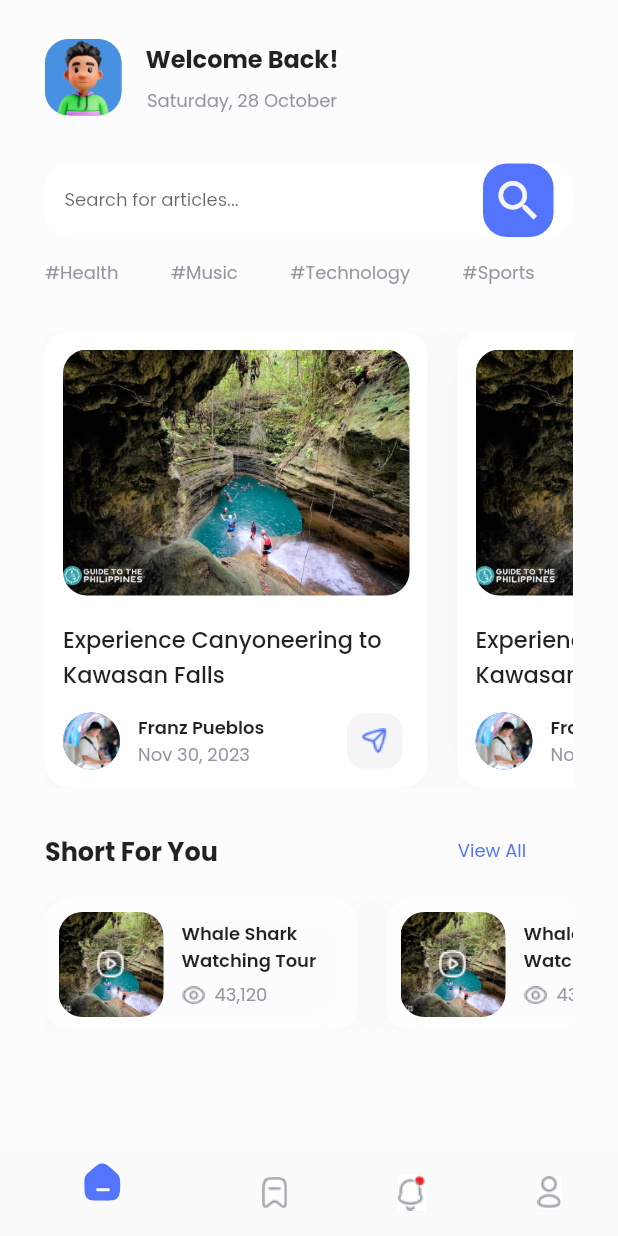
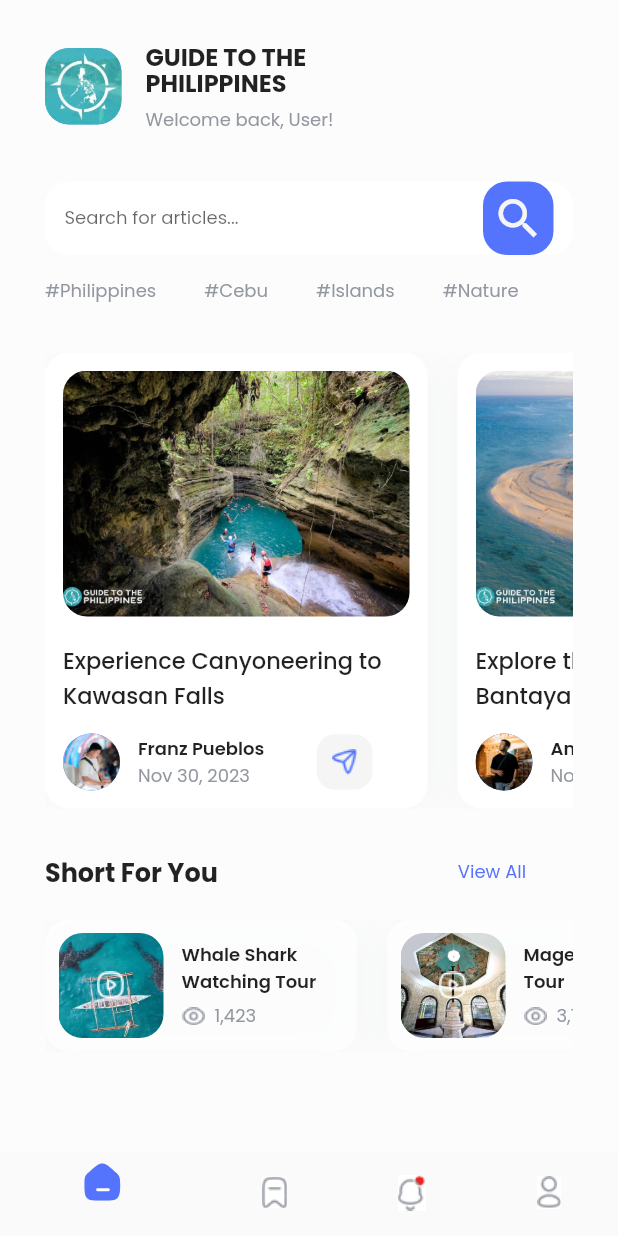
Before and after one commit to francheizko/flutter_midtermexam_travelnewsapp, a Flutter app: the screen it shows after launch, on a phone screen of 412 x 824 dp. Run offline on Flutter 3.47's test engine with Material 2 defaults, Android fonts, the phone set to English and light mode, and no system bars; our stand-ins replace flutter_svg, google_fonts.

Commit message:
home screen modifications

```diff
--- /dev/null
+++ b/lib/models/articledata.dart
@@ -0,0 +1,54 @@
+List<ArticleData> articles = [
+  ArticleData(
+    title: 'Experience Canyoneering to Kawasan Falls',
+    author: 'Franz Pueblos',
+    date: 'Nov 30, 2023',
+    image: 'assets/Experience-canyoneering.jpg',
+    authorimage: 'assets/Author-1.jpg',
+  ),
+  ArticleData(
+    title: 'Explore the Beaches of Bantayan Island',
+    author: 'Andrey Pueblos',
+    date: 'Nov 8, 2023',
+    image: 'assets/2-Bantayan-Island.jpg',
+    authorimage: 'assets/Author-2.jpg',
+  ),
+  ArticleData(
+    title: 'Discover the Vibrant Sumilon Island',
+    author: 'Francisko Nadela',
+    date: 'Nov 11, 2023',
+    image: 'assets/3-Sumilon Island.jpg',
+    authorimage: 'assets/Author-3.jpg',
+  ),
+  ArticleData(
+    title: 'Try Water Adventures in Camotes Island',
+    author: 'Francis Pueblos',
+    date: 'Dec 25, 2023',
+    image: 'assets/4-Camotes Island.jpg',
+    authorimage: 'assets/Author-4.jpg',
+  ),
+  ArticleData(
+    title: 'Dive and See Thresher Sharks in Malapascua',
+    author: 'Franco Pueblos',
+    date: 'Jan 1, 2024',
+    image: 'assets/5-Malapascua.jpg',
+    authorimage: 'assets/Author-5.jpg',
+  ),
+  // Add more articles here
+];
+
+class ArticleData {
+  final String title;
+  final String author;
+  final String date;
+  final String image;
+  final String authorimage;
+
+  ArticleData({
+    required this.title,
+    required this.author,
+    required this.date,
+    required this.image,
+    required this.authorimage,
+  });
+}
--- /dev/null
+++ b/lib/models/shortsdata.dart
@@ -0,0 +1,40 @@
+List<ShortsData> shorts = [
+  ShortsData(
+    title: 'Whale Shark Watching Tour',
+    views: '1,423',
+    image: 'assets/Shorts-1.jpg',
+  ),
+  ShortsData(
+    title: 'Magellans Cross Tour',
+    views: '3,113',
+    image: 'assets/Shorts-2.jpg',
+  ),
+  ShortsData(
+    title: 'MoalBoal Sardines Run Tour',
+    views: '2,513',
+    image: 'assets/Shorts-3.jpg',
+  ),
+  ShortsData(
+    title: 'Basilica del Santo Nino Tour',
+    views: '2,172',
+    image: 'assets/Shorts-4.jpg',
+  ),
+  ShortsData(
+    title: 'Simala Shrine Tour',
+    views: '5,952',
+    image: 'assets/Shorts-5.jpg',
+  ),
+  // Add more articles here
+];
+
+class ShortsData {
+  final String title;
+  final String image;
+  final String views;
+
+  ShortsData({
+    required this.title,
+    required this.image,
+    required this.views,
+  });
+}
--- a/lib/screens/homescreen.dart
+++ b/lib/screens/homescreen.dart
@@ -1,5 +1,7 @@
 import 'package:flutter/material.dart';
+import 'package:flutter_midtermexam_travelnewsapp/models/shortsdata.dart';
 import 'package:google_fonts/google_fonts.dart';
+import "package:flutter_midtermexam_travelnewsapp/models/articledata.dart";
 
 class HomeScreen extends StatelessWidget {
   const HomeScreen({super.key});
@@ -25,30 +27,41 @@ class HomeScreen extends StatelessWidget {
                     borderRadius: BorderRadius.circular(16),
                     color: const Color(0xFF83B1FF),
                     image: const DecorationImage(
-                        image: AssetImage('assets/profile-icon.jpg'))),
+                        image: AssetImage('assets/logo.jpg'))),
               ),
               const SizedBox(
                 width: 16,
               ),
               Column(
+                crossAxisAlignment: CrossAxisAlignment.start,
                 children: [
                   Text(
-                    'Welcome Back!',
+                    'GUIDE TO THE',
                     style: GoogleFonts.poppins(
                       fontSize: 16,
                       fontWeight: FontWeight.w700,
+                    ),
+                  ),
+                  Text(
+                    'PHILIPPINES',
+                    style: GoogleFonts.poppins(
+                      fontSize: 16, // Adjust the font size
+                      fontWeight: FontWeight.w700,
+                      height: 0.9, // Adjust the lineHeight
                     ),
                   ),
                   const SizedBox(
                     height: 7,
                   ),
                   Text(
-                    'Saturday, 28 October',
+                    'Welcome back, User!',
                     style: GoogleFonts.poppins(
-                        fontSize: 12, color: const Color(0xFF9397A0)),
+                      fontSize: 12,
+                      color: const Color(0xFF9397A0),
+                    ),
                   )
                 ],
-              ),
+              )
             ],
           ),
           const SizedBox(
@@ -98,46 +111,47 @@ class HomeScreen extends StatelessWidget {
           Row(
             children: [
               Text(
-                '#Health',
+                '#Philippines',
                 style: GoogleFonts.poppins(
                     fontSize: 12, color: const Color(0xFF9397A0)),
               ),
               const SizedBox(
-                width: 35,
+                width: 32,
               ),
               Text(
-                '#Music',
+                '#Cebu',
                 style: GoogleFonts.poppins(
                     fontSize: 12, color: const Color(0xFF9397A0)),
               ),
               const SizedBox(
-                width: 35,
+                width: 32,
               ),
               Text(
-                '#Technology',
+                '#Islands',
                 style: GoogleFonts.poppins(
                     fontSize: 12, color: const Color(0xFF9397A0)),
               ),
               const SizedBox(
-                width: 35,
+                width: 32,
               ),
               Text(
-                '#Sports',
+                '#Nature',
                 style: GoogleFonts.poppins(
                     fontSize: 12, color: const Color(0xFF9397A0)),
               ),
             ],
           ),
           const SizedBox(
-            height: 30,
+            height: 32,
           ),
           SizedBox(
             height: 304,
             child: ListView.builder(
               shrinkWrap: true,
-              itemCount: 5,
+              itemCount: articles.length,
               scrollDirection: Axis.horizontal,
               itemBuilder: ((context, index) {
+                ArticleData article = articles[index];
                 return Container(
                   padding: const EdgeInsets.all(12),
                   margin: const EdgeInsets.only(right: 20),
@@ -160,17 +174,16 @@ class HomeScreen extends StatelessWidget {
                         height: 164,
                         decoration: BoxDecoration(
                             borderRadius: BorderRadius.circular(16),
-                            image: const DecorationImage(
+                            image: DecorationImage(
                                 fit: BoxFit.cover,
-                                image: AssetImage(
-                                    'assets/Experience-canyoneering.jpg'))),
+                                image: AssetImage(article.image))),
                       ),
                       const SizedBox(
                         height: 18,
                       ),
                       Flexible(
                           child: Text(
-                        'Experience Canyoneering to Kawasan Falls',
+                        article.title,
                         style: GoogleFonts.poppins(
                           fontSize: 15,
                           fontWeight: FontWeight.w500,
@@ -184,9 +197,9 @@ class HomeScreen extends StatelessWidget {
                       ),
                       Row(
                         children: [
-                          const CircleAvatar(
+                          CircleAvatar(
                             radius: 19,
-                            backgroundImage: AssetImage('assets/Author-1.jpg'),
+                            backgroundImage: AssetImage(article.authorimage),
                           ),
                           const SizedBox(
                             width: 12,
@@ -196,14 +209,14 @@ class HomeScreen extends StatelessWidget {
                             mainAxisAlignment: MainAxisAlignment.center,
                             children: [
                               Text(
-                                'Franz Pueblos',
+                                article.author,
                                 style: GoogleFonts.poppins(
                                   fontSize: 12,
                                   fontWeight: FontWeight.w600,
                                 ),
                               ),
                               Text(
-                                'Nov 30, 2023',
+                                article.date,
                                 style: GoogleFonts.poppins(
                                     fontSize: 12,
                                     color: const Color(0xFF9397A0)),
@@ -211,7 +224,7 @@ class HomeScreen extends StatelessWidget {
                             ],
                           ),
                           const SizedBox(
-                            width: 55,
+                            width: 35,
                           ),
                           Container(
                             height: 37,
@@ -258,9 +271,10 @@ class HomeScreen extends StatelessWidget {
             height: 88,
             child: ListView.builder(
               shrinkWrap: true,
-              itemCount: 5,
+              itemCount: shorts.length,
               scrollDirection: Axis.horizontal,
               itemBuilder: ((context, index) {
+                ShortsData short = shorts[index];
                 return Container(
                     padding: const EdgeInsets.all(9),
                     margin: const EdgeInsets.only(right: 20),
@@ -286,10 +300,9 @@ class HomeScreen extends StatelessWidget {
                               height: 70,
                               decoration: BoxDecoration(
                                 borderRadius: BorderRadius.circular(16),
-                                image: const DecorationImage(
+                                image: DecorationImage(
                                   fit: BoxFit.cover,
-                                  image: AssetImage(
-                                      'assets/Experience-canyoneering.jpg'),
+                                  image: AssetImage(short.image),
                                 ),
                               ),
                             ),
@@ -321,7 +334,7 @@ class HomeScreen extends StatelessWidget {
                             children: [
                               Flexible(
                                 child: Text(
-                                  'Whale Shark Watching Tour',
+                                  short.title,
                                   style: GoogleFonts.poppins(
                                     fontSize: 12,
                                     fontWeight: FontWeight.w600,
@@ -339,7 +352,7 @@ class HomeScreen extends StatelessWidget {
                                       width: 16, height: 16),
                                   const SizedBox(width: 6),
                                   Text(
-                                    '43,120',
+                                    short.views,
                                     style: GoogleFonts.poppins(
                                       fontSize: 12,
                                       color: const Color(0xFF9397A0),
```
Also changed, not shown: assets/2-Bantayan-Island.jpg (added), assets/3-Sumilon Island.jpg (added), assets/4-Camotes Island.jpg (added), assets/5-Malapascua.jpg (added), assets/Author-2.jpg (added), assets/Author-3.jpg (added), assets/Author-4.jpg (added), assets/Author-5.jpg (added), assets/Shorts-1.jpg (added), assets/Shorts-2.jpg (added), assets/Shorts-3.jpg (added), assets/Shorts-4.jpg (added), assets/Shorts-5.jpg (added), assets/logo.jpg (added).
